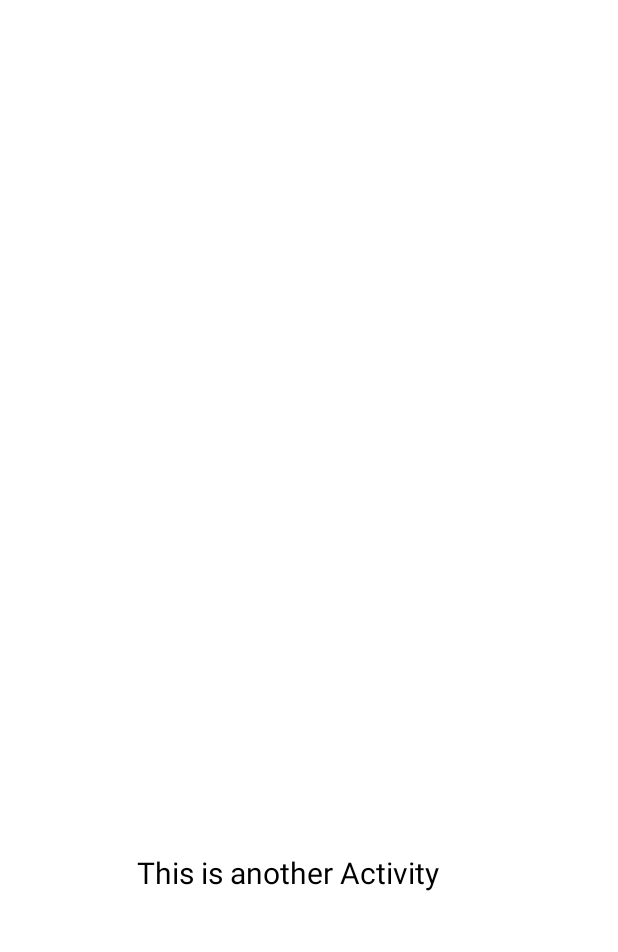
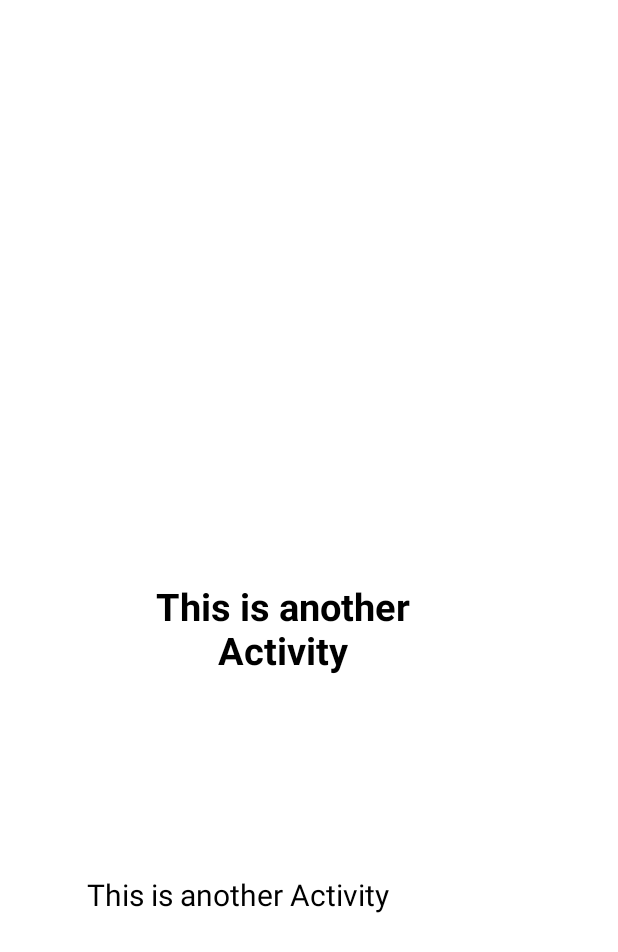
Before and after one commit to AneliaBlagoeva/AndroidReciepeRecommender, an Android app: the ResultActivity screen opened directly, with no data from a screen before it, on a phone screen of 412 x 824 dp. Shown: the top 952 px of the screen. Run offline under Robolectric (Android 15) with nearby library versions, the phone set to English and light mode, and no system bars.

Commit message:
Remove unused categories.

```diff
--- a/app/src/main/java/com/example/reciepereccomender/DatabaseHelper.java
+++ b/app/src/main/java/com/example/reciepereccomender/DatabaseHelper.java
@@ -115,7 +115,7 @@ public class DatabaseHelper extends SQLiteOpenHelper {
         queryBase.append("SELECT idMeal,ingredients,steps, calories, prepTime,name, mealImage " +
                         "FROM Meal M " +
                         "INNER JOIN MEAL_CATEGORY C ON C.MEALID=M.IDMEAL ");
-        if (typeID != 7) {
+        if (typeID != 1) {
             queryBase.append("INNER JOIN MEAL_TYPE T ON T.MEALID=M.IDMEAL " +
                             "WHERE T.TYPEID=" + typeID + " " +
                             "AND C.CATEGORYID=" + categoryID + " ");
--- a/app/src/main/java/com/example/reciepereccomender/MainActivity.kt
+++ b/app/src/main/java/com/example/reciepereccomender/MainActivity.kt
@@ -32,7 +32,7 @@ class MainActivity : AppCompatActivity(){
         spinner.adapter = stringArrayAdapter
 
         //spinner type
-        val types = arrayOf("ВСИЧКИ", "БЕЗ РЕЖИМ", "ВЕГАН", "ВЕГЕТАРИАНСКА","КЕТО","БЕЗ ГЛУТЕН", "БЕЗ ЛАКТОЗА")
+        val types = arrayOf("ВСИЧКИ", "ВЕГАН", "ВЕГЕТАРИАНСКА", "БЕЗ ЛАКТОЗА")
         val stringArrayAdapterTypes = ArrayAdapter(this, R.layout.spinner_text_color, types)
 
         // create a spinner
@@ -109,8 +109,8 @@ class MainActivity : AppCompatActivity(){
             val meal = list.get(index)
             data.append(meal.getIngredients()).append("\n")
                 .append(meal.getSteps()).append("\n")
-                .append("Калории: ").append(meal.getCalories()).append("\n")
-                .append("Време за приготвяне: ").append(meal.getPrepTime()).append("\n")
+                .append("Калории: ").append(meal.getCalories()).append(" kcal\n")
+                .append("Време за приготвяне: ").append(meal.getPrepTime()).append(" мин\n")
 
             img = meal.getMealImg();
             title= meal.getName();
--- a/app/src/main/res/layout/result_view.xml
+++ b/app/src/main/res/layout/result_view.xml
@@ -24,8 +24,8 @@
 
             <ImageView
                     android:id="@+id/imageView"
-                    android:layout_width="270dp"
-                    android:layout_height="258dp"
+                    android:layout_width="365dp"
+                    android:layout_height="272dp"
                     android:layout_marginTop="32dp"
                     android:padding="20sp"
                     android:scaleType="fitXY"
@@ -38,8 +38,8 @@
 
             <TextView
                     android:id="@+id/result"
-                    android:layout_width="268dp"
-                    android:layout_height="276dp"
+                    android:layout_width="313dp"
+                    android:layout_height="261dp"
                     android:layout_marginStart="8dp"
                     android:layout_marginLeft="8dp"
                     android:layout_marginEnd="8dp"
@@ -53,7 +53,7 @@
                     android:textSize="20sp"
                     app:layout_constraintBottom_toBottomOf="parent"
                     app:layout_constraintEnd_toEndOf="parent"
-                    app:layout_constraintHorizontal_bias="0.494"
+                    app:layout_constraintHorizontal_bias="0.365"
                     app:layout_constraintStart_toStartOf="parent"
                     app:layout_constraintTop_toBottomOf="@+id/imageView"
                     app:layout_constraintVertical_bias="1.0"
@@ -61,15 +61,19 @@
 
             <TextView
                     android:id="@+id/title"
-                    android:layout_width="168dp"
-                    android:layout_height="47dp"
-                    android:text="TextView"
+                    android:layout_width="213dp"
+                    android:layout_height="127dp"
+                    android:text="This is another Activity"
+                    android:textAlignment="center"
+                    android:textColor="@color/colorAccent"
+                    android:textSize="25sp"
+                    android:textStyle="bold"
                     app:layout_constraintBottom_toBottomOf="@+id/result"
                     app:layout_constraintEnd_toEndOf="parent"
-                    app:layout_constraintHorizontal_bias="0.497"
+                    app:layout_constraintHorizontal_bias="0.414"
                     app:layout_constraintStart_toStartOf="parent"
                     app:layout_constraintTop_toBottomOf="@+id/imageView"
-                    app:layout_constraintVertical_bias="0.08" />
+                    app:layout_constraintVertical_bias="0.211" />
 
         </android.support.constraint.ConstraintLayout>
     </ScrollView>
```
